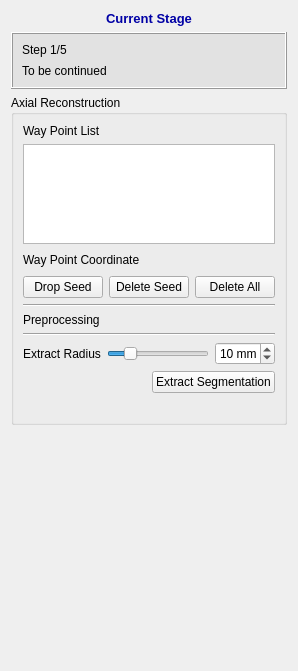
Qt form codes/Controller/InteractorStyles/QInteractorStyleTubularVOI.ui (wuzhuobin/Vessel_Project) before a commit.
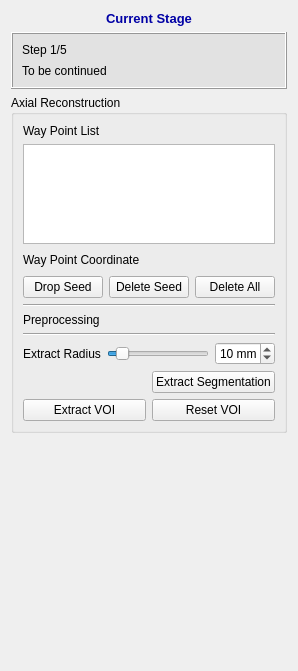
The same form after that commit.

Commit message: new interactorstyle InteractorStyleWindowLevelThreshold

```diff
--- a/codes/Controller/InteractorStyles/QInteractorStyleTubularVOI.ui
+++ b/codes/Controller/InteractorStyles/QInteractorStyleTubularVOI.ui
@@ -243,7 +243,7 @@
            <number>1</number>
           </property>
           <property name="maximum">
-           <number>50</number>
+           <number>99</number>
           </property>
           <property name="singleStep">
            <number>5</number>
@@ -320,16 +320,22 @@
        </layout>
       </item>
       <item>
-       <widget class="QLabel" name="labelReconstructionStatus">
-        <property name="styleSheet">
-         <string notr="true">QWidget {
-	color: rgb(255, 0, 0);
-}</string>
-        </property>
-        <property name="text">
-         <string/>
-        </property>
-       </widget>
+       <layout class="QHBoxLayout" name="horizontalLayout">
+        <item>
+         <widget class="QPushButton" name="pushButtonExtractVOI">
+          <property name="text">
+           <string>Extract VOI</string>
+          </property>
+         </widget>
+        </item>
+        <item>
+         <widget class="QPushButton" name="pushButtonResetVOI">
+          <property name="text">
+           <string>Reset VOI</string>
+          </property>
+         </widget>
+        </item>
+       </layout>
       </item>
      </layout>
      <zorder>labelReconstructionStatus</zorder>
```
Left out of the diff: 48 changed lines with no effect on the pictures. The commit also changes 35 other files.
